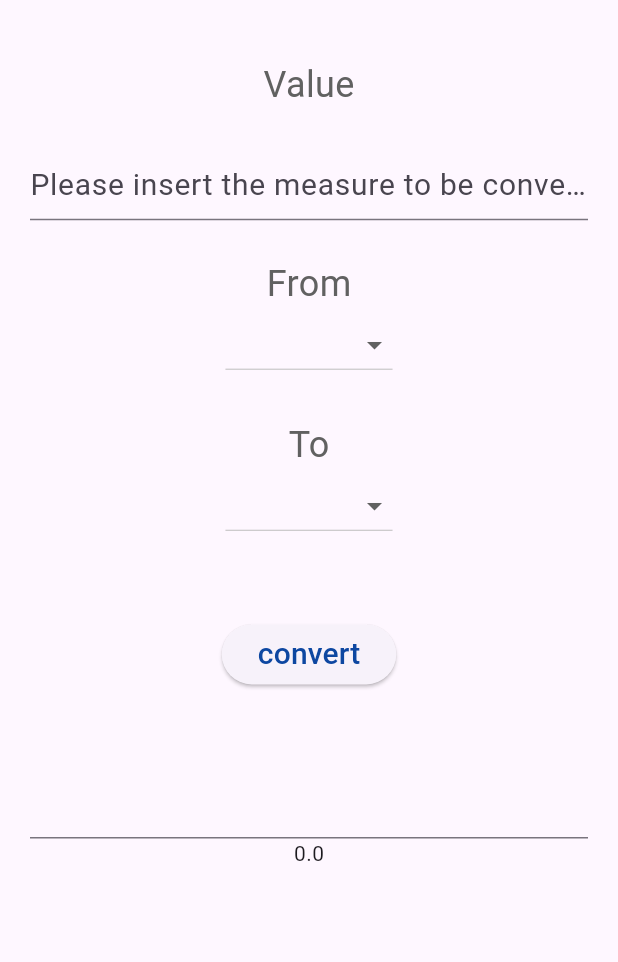
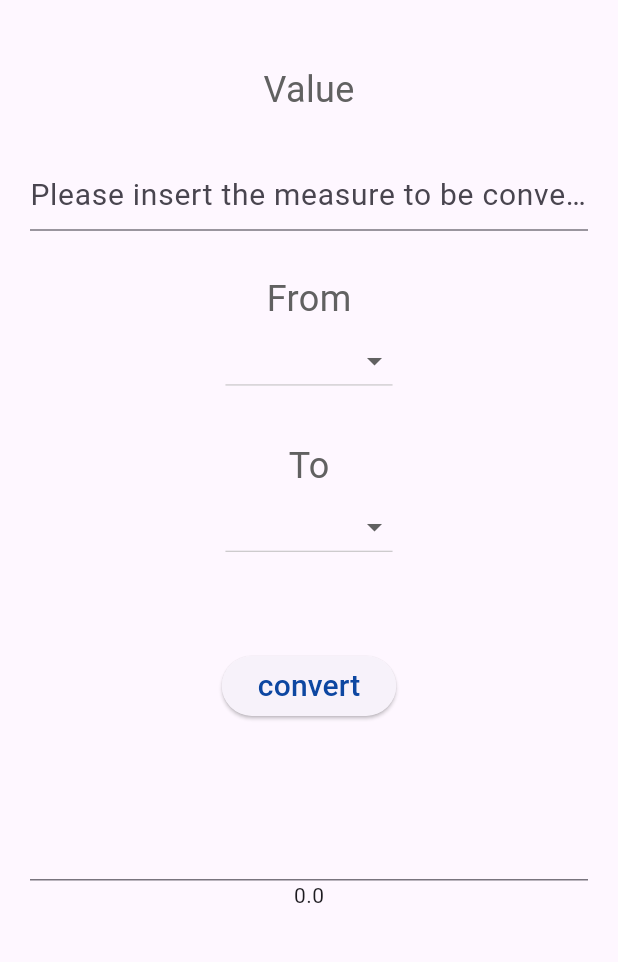
Before and after one commit to Kwasi48/miles_kilometers, a Flutter app: the screen it shows after launch, on a phone screen of 412 x 824 dp, the part 63-1025 px from its top. Run offline on Flutter 3.47's test engine with Material 3 defaults, Android fonts, the light colour scheme and no system bars.

Commit message:
solved hieght issues

```diff
--- a/lib/main.dart
+++ b/lib/main.dart
@@ -50,18 +50,22 @@ class _MyAppState extends State<MyApp> {
           title: const Text('Measures Converter'),
         ),
         body: Container(
-          padding: EdgeInsets.symmetric(horizontal: 20),
+          padding: const EdgeInsets.symmetric(horizontal: 20),
+          //SingleChildScrollView always takes a fixed height.
+          child: SingleChildScrollView(
+            child: SizedBox(
+              height: MediaQuery.of(context).size.height,
               child: Column(
                 children: [
-              Spacer(),
+                  const Spacer(),
                   Text(
                     'Value',
                     style: labelStyle,
                   ),
-              Spacer(),
+                  const Spacer(),
                   TextField(
                     style: inputStyle,
-                decoration: InputDecoration(
+                    decoration: const InputDecoration(
                       hintText: "Please insert the measure to be converted",
                     ),
                     onChanged: (text) {
@@ -139,6 +143,8 @@ class _MyAppState extends State<MyApp> {
               ),
             ),
           ),
+        ),
+      ),
     );
   }
 }
```
Lines whose indentation alone changed are shown as unchanged.
